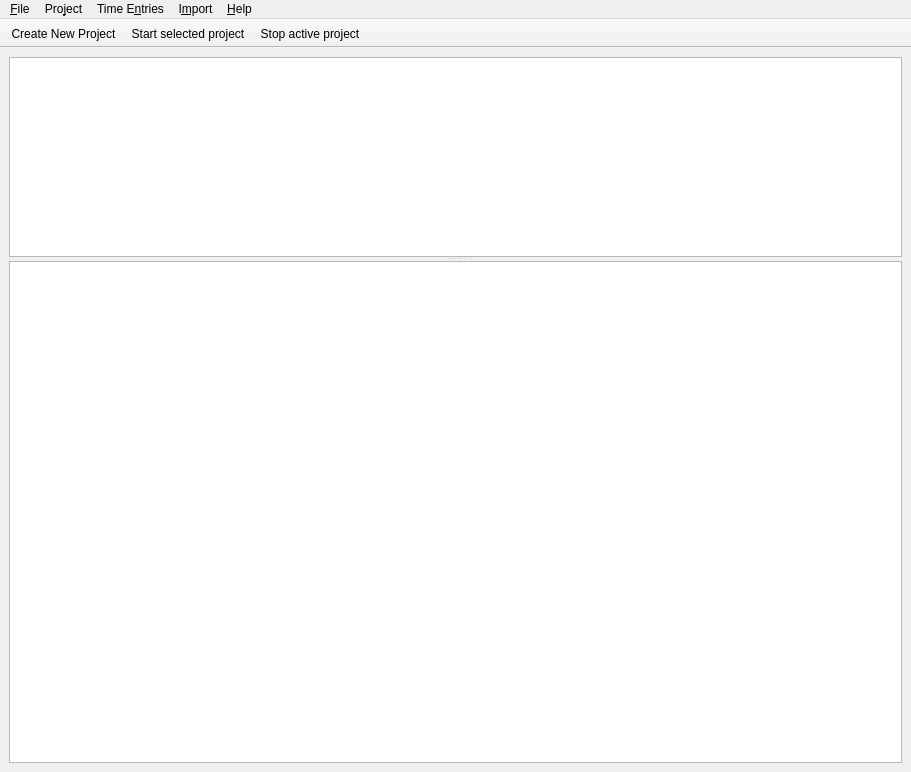
Above: source/main_window.ui from jansorg/tom-ui before the change. Below: the same form after it.
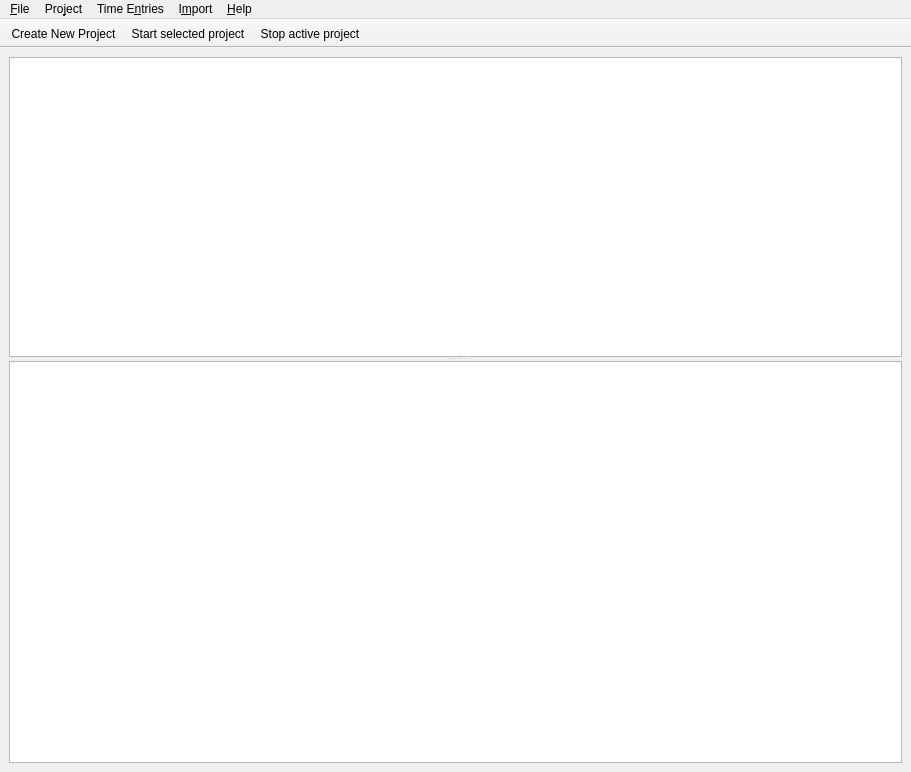
That is the form after the change. Icons and pictures are not drawn. Custom widgets are drawn as their Qt base class.

The edit to the form file:
```diff
--- a/source/main_window.ui
+++ b/source/main_window.ui
@@ -34,7 +34,7 @@
        <property name="minimumSize">
         <size>
          <width>0</width>
-         <height>200</height>
+         <height>300</height>
         </size>
        </property>
        <property name="accessibleDescription">
```
